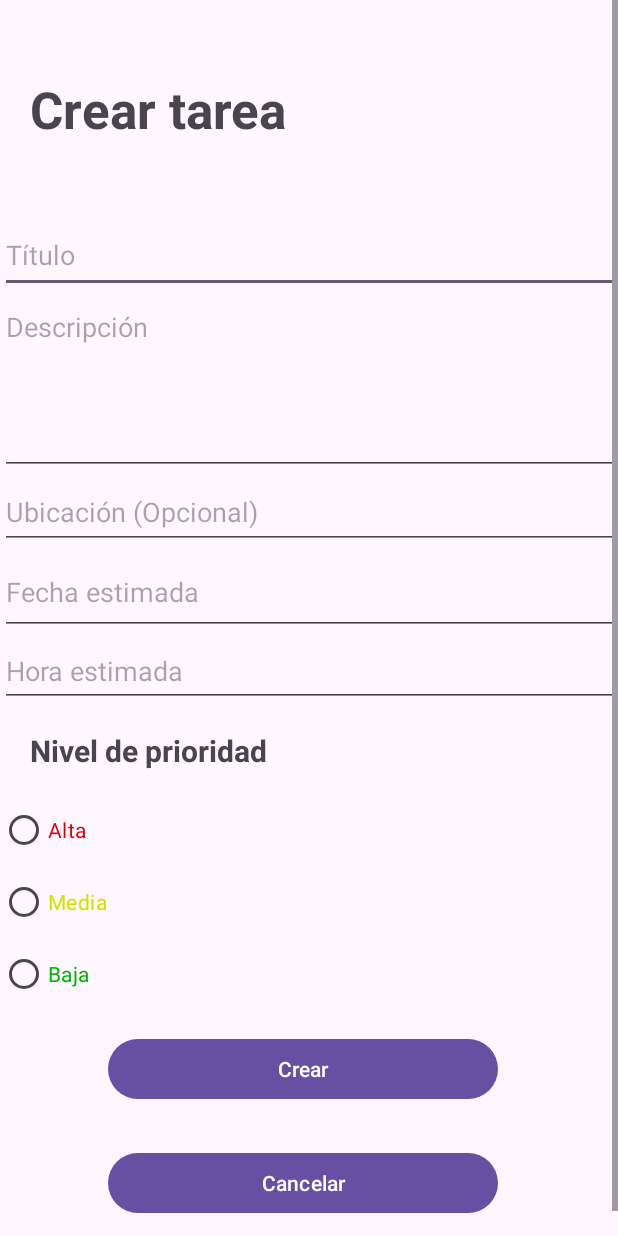
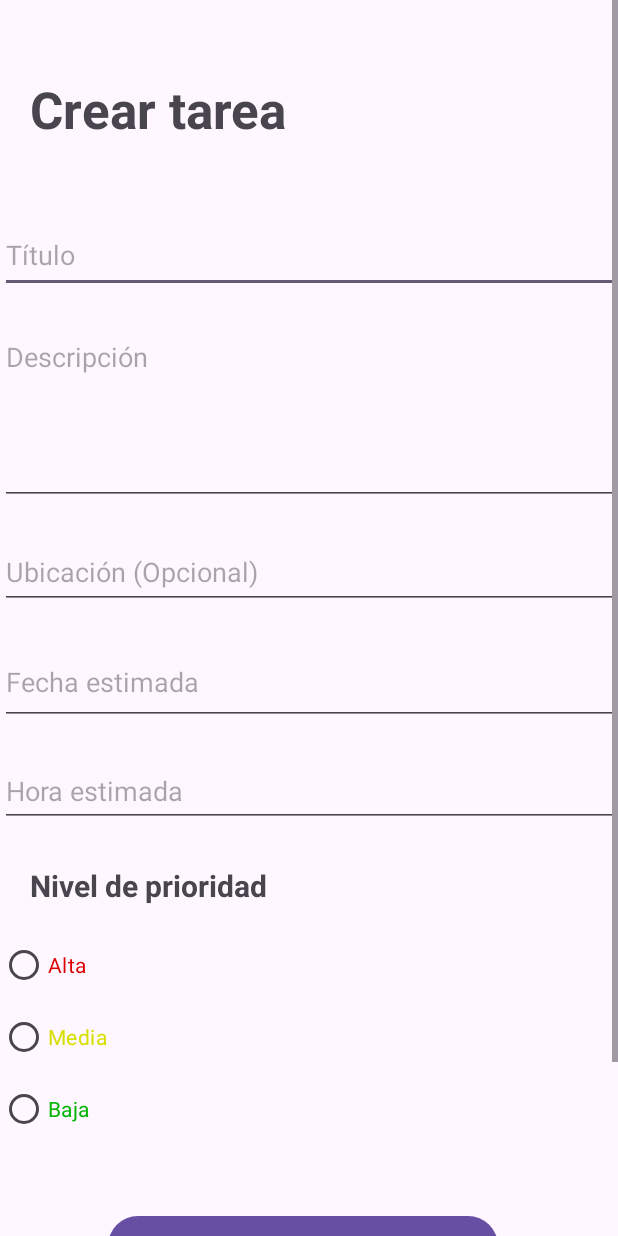
Before and after one commit to Dpizarro40/HomeworkPlanner, an Android app: the CrearTarea screen opened directly, with no data from a screen before it, on a phone screen of 412 x 824 dp. Run offline under Robolectric (Android 15) with nearby library versions, the light colour scheme and no system bars.

Commit message:
Actualizacion 14:34 27/09/2023

```diff
--- a/app/src/main/res/layout/activity_crear_tarea.xml
+++ b/app/src/main/res/layout/activity_crear_tarea.xml
@@ -36,6 +36,7 @@
                 android:layout_width="match_parent"
                 android:layout_height="50dp"
                 android:layout_marginTop="50dp"
+                android:layout_marginBottom="20dp"
                 android:ems="10"
                 android:hint="Título"
                 android:inputType="text"
@@ -49,6 +50,7 @@
                 android:id="@+id/txtDescripcion"
                 android:layout_width="match_parent"
                 android:layout_height="121dp"
+                android:layout_marginBottom="20dp"
                 android:ems="10"
                 android:gravity="start|top"
                 android:hint="Descripción"
@@ -65,6 +67,7 @@
                 android:id="@+id/txtUbicacion"
                 android:layout_width="match_parent"
                 android:layout_height="49dp"
+                android:layout_marginBottom="20dp"
                 android:hint="Ubicación (Opcional)"
                 android:inputType="text"
                 app:layout_constraintBottom_toBottomOf="parent"
@@ -78,6 +81,7 @@
                 android:id="@+id/txtFecha"
                 android:layout_width="match_parent"
                 android:layout_height="57dp"
+                android:layout_marginBottom="20dp"
                 android:clickable="true"
                 android:ems="10"
                 android:focusable="false"
@@ -93,6 +97,7 @@
                 android:id="@+id/txtHora"
                 android:layout_width="match_parent"
                 android:layout_height="48dp"
+                android:layout_marginBottom="10dp"
                 android:clickable="true"
                 android:ems="10"
                 android:focusable="false"
@@ -110,6 +115,7 @@
                 android:layout_height="wrap_content"
                 android:layout_marginHorizontal="20dp"
                 android:layout_marginVertical="15dp"
+                android:layout_marginBottom="28dp"
                 android:text="Nivel de prioridad"
                 android:textSize="20sp"
                 android:textStyle="bold"
@@ -124,6 +130,7 @@
                 android:id="@+id/rbPrioridad"
                 android:layout_width="match_parent"
                 android:layout_height="match_parent"
+                android:layout_marginBottom="28dp"
                 app:layout_constraintBottom_toBottomOf="parent"
                 app:layout_constraintEnd_toEndOf="parent"
                 app:layout_constraintHorizontal_bias="0.126"
```
